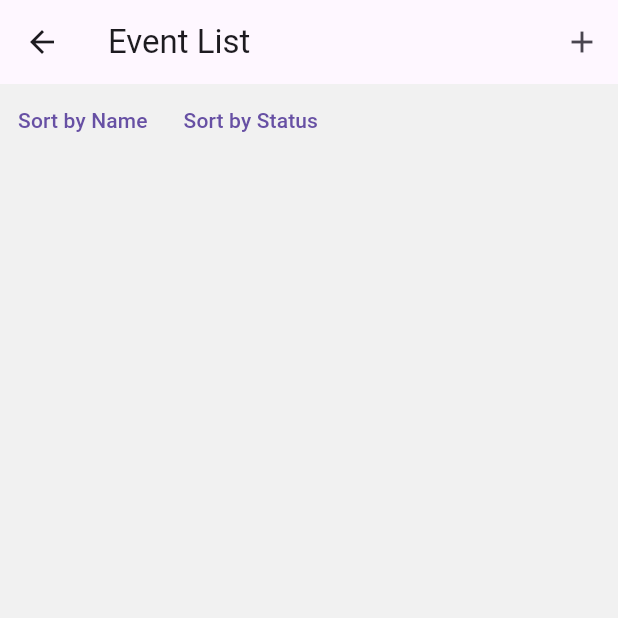
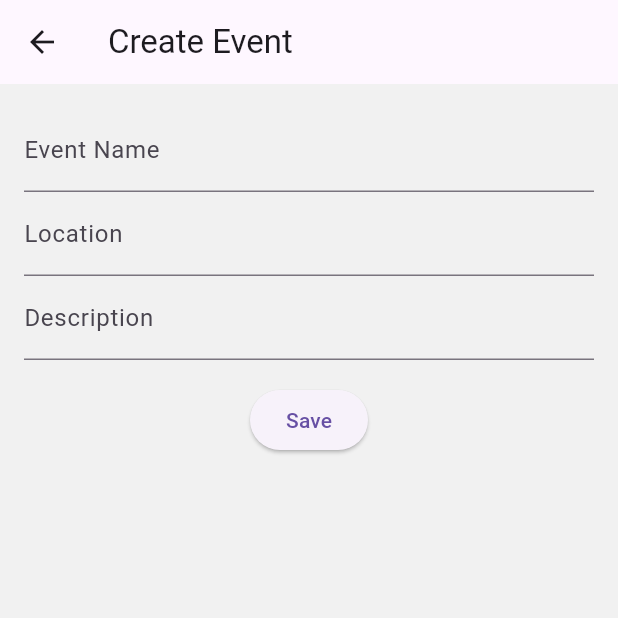
Before and after one commit to OsamaKhaled9/hediaty, a Flutter app: the EventListPage screen opened by its route, after a tap on the "add" icon, on a phone screen of 412 x 824 dp, the top half of it. Run offline on Flutter 3.47's test engine with Material 3 defaults, Android fonts, the phone set to English and light mode, and no system bars; our stand-ins replace cloud_firestore, firebase_auth, firebase_core, firebase_storage, font_awesome_flutter, image_picker and 3 more; accounts and stored records are empty.

Commit message:
Events Basic Functionality done.

```diff
--- /dev/null
+++ b/lib/controllers/event_controller.dart
@@ -0,0 +1,98 @@
+import 'package:cloud_firestore/cloud_firestore.dart';
+import 'package:hediaty/core/models/event.dart';
+import 'package:hediaty/core/models/gift.dart';
+import 'package:flutter/foundation.dart'; // Required for ChangeNotifier
+
+
+class EventController extends ChangeNotifier {
+  final FirebaseFirestore _firestore = FirebaseFirestore.instance;
+
+  // Fetch all events for a specific user
+ Stream<List<Event>> loadEvents(String userId) {
+  return _firestore
+      .collection('events')
+      .where('userId', isEqualTo: userId)
+      .snapshots()
+      .map((snapshot) {
+        return snapshot.docs.map((doc) {
+          // Pass both map and fallback id (Firestore doc.id)
+          return Event.fromMap(doc.data() as Map<String, dynamic>, doc.id);
+        }).toList();
+      });
+}
+
+
+  // Create a new event
+  Future<void> createEvent(Event event) async {
+  try {
+    await _firestore.collection('events').doc(event.id).set(event.toJson());
+    print("Event created successfully");
+  } catch (e) {
+    print("Error creating event: $e");
+  }
+}
+
+
+  // Update an existing event
+  Future<void> updateEvent(Event event) async {
+  try {
+    await _firestore.collection('events').doc(event.id).update(event.toJson());
+    print("Event updated successfully");
+  } catch (e) {
+    print("Error updating event: $e");
+  }
+}
+
+
+  // Delete an event
+  Future<void> deleteEvent(String eventId) async {
+    await _firestore.collection('events').doc(eventId).delete();
+  }
+
+  Stream<Event?> getEventStream(String eventId) {
+  return _firestore
+      .collection('events')
+      .doc(eventId)
+      .snapshots()
+      .map((doc) {
+        if (!doc.exists) {
+          print("Firestore: Document with ID $eventId does not exist.");
+          return null;
+        }
+
+        final data = doc.data();
+        print("Document data: $data"); // Debugging output
+
+        if (data == null) {
+          print("Firestore: Document data is null for ID $eventId");
+          return null;
+        }
+
+        try {
+          // Use the 'id' field inside the document, fallback to Firestore doc.id
+          final eventIdFromData = data['id'] ?? doc.id;
+          return Event.fromMap(data as Map<String, dynamic>, eventIdFromData);
+        } catch (e) {
+          print("Error parsing Event data: $e");
+          return null;
+        }
+      });
+}
+
+
+
+
+Stream<List<Gift>> getGiftsStream(String eventId) {
+  return _firestore
+      .collection('gifts')
+      .where('eventId', isEqualTo: eventId)
+      .snapshots()
+      .map((snapshot) {
+    return snapshot.docs.map((doc) {
+      return Gift.fromMap(doc.data() as Map<String, dynamic>);
+    }).toList();
+  });
+}
+
+
+}
--- /dev/null
+++ b/lib/core/models/event.dart
@@ -0,0 +1,46 @@
+class Event {
+  final String id;
+  final String userId;
+  final String name;
+  final DateTime date;
+  final String location;
+  final String description;
+
+  Event({
+    required this.id,
+    required this.userId,
+    required this.name,
+    required this.date,
+    required this.location,
+    required this.description,
+  });
+
+  // Convert to Map (Firestore format)
+  Map<String, dynamic> toJson() {
+    return {
+      'id': id,
+      'userId': userId,
+      'name': name,
+      'date': date.toIso8601String(),
+      'location': location,
+      'description': description,
+    };
+  }
+
+  // Safely convert from Firestore Map
+ factory Event.fromMap(Map<String, dynamic> map, String fallbackId) {
+  return Event(
+    id: map['id'] as String? ?? fallbackId,
+    userId: map['userId'] as String? ?? '',
+    name: map['name'] as String? ?? '',
+    date: map['date'] != null
+        ? DateTime.parse(map['date'] as String)
+        : DateTime.now(),
+    location: map['location'] as String? ?? 'Unknown location',
+    description: map['description'] as String? ?? '',
+  );
+}
+
+
+
+}
--- /dev/null
+++ b/lib/core/models/gift.dart
@@ -0,0 +1,82 @@
+import 'package:cloud_firestore/cloud_firestore.dart';
+
+class Gift {
+  final String id;
+  final String name;
+  final String description;
+  final String category;
+  final double price;
+  final String status; // Status like 'Available', 'Pledged', 'Purchased', etc.
+  final String eventId;
+
+  Gift({
+    required this.id,
+    required this.name,
+    required this.description,
+    required this.category,
+    required this.price,
+    required this.status,
+    required this.eventId,
+  });
+
+  // Convert Gift object to Map for Firestore or local database storage
+  Map<String, dynamic> toMap() {
+    return {
+      'id': id,
+      'name': name,
+      'description': description,
+      'category': category,
+      'price': price,
+      'status': status,
+      'eventId': eventId,
+    };
+  }
+
+  // Convert Map to Gift object for fetching from Firestore or local database
+  factory Gift.fromMap(Map<String, dynamic> map) {
+    return Gift(
+      id: map['id'] ?? '',
+      name: map['name'] ?? '',
+      description: map['description'] ?? '',
+      category: map['category'] ?? '',
+      price: map['price']?.toDouble() ?? 0.0,
+      status: map['status'] ?? 'Available',
+      eventId: map['eventId'] ?? '',
+    );
+  }
+
+  // Create Gift object from Firestore DocumentSnapshot
+  factory Gift.fromFirestore(DocumentSnapshot<Map<String, dynamic>> doc) {
+    final data = doc.data()!;
+    return Gift(
+      id: doc.id,
+      name: data['name'] ?? '',
+      description: data['description'] ?? '',
+      category: data['category'] ?? '',
+      price: (data['price'] as num?)?.toDouble() ?? 0.0,
+      status: data['status'] ?? 'Available',
+      eventId: data['eventId'] ?? '',
+    );
+  }
+
+  // Create a copy of the Gift object with updated fields
+  Gift copyWith({
+    String? id,
+    String? name,
+    String? description,
+    String? category,
+    double? price,
+    String? status,
+    String? eventId,
+  }) {
+    return Gift(
+      id: id ?? this.id,
+      name: name ?? this.name,
+      description: description ?? this.description,
+      category: category ?? this.category,
+      price: price ?? this.price,
+      status: status ?? this.status,
+      eventId: eventId ?? this.eventId,
+    );
+  }
+}
--- a/lib/main.dart
+++ b/lib/main.dart
@@ -7,14 +7,17 @@ import 'package:hediaty/screens/auth/landing_page.dart';
 import 'package:hediaty/screens/auth/login_page.dart';
 import 'package:hediaty/screens/home_page.dart';
 import 'package:hediaty/screens/event_list_page.dart';
+import 'package:hediaty/screens/event_details_page.dart';
 import 'package:hediaty/screens/gift_list_page.dart';
 import 'package:hediaty/screens/profile_page.dart';
 import 'package:hediaty/screens/edit_profile_details.dart';
+import 'package:hediaty/screens/create_edit_event_page.dart';
 import 'package:hediaty/screens/create_event_page.dart';
 import 'package:sqflite_common_ffi/sqflite_ffi.dart';
 import 'package:provider/provider.dart';
 import 'package:hediaty/controllers/home_controller.dart';
 import 'package:hediaty/controllers/user_controller.dart';
+import 'package:hediaty/controllers/event_controller.dart';
 import 'package:firebase_auth/firebase_auth.dart';
 import 'package:hediaty/core/models/user.dart';
 void main() async {
@@ -42,6 +45,8 @@ class MyApp extends StatelessWidget {
       providers: [
         ChangeNotifierProvider(create: (_) => HomeController()),
         ChangeNotifierProvider(create: (_) => UserController()),
+        ChangeNotifierProvider(create: (_) => EventController()), // Add EventController here
+
       ],
       child: MaterialApp(
         title: 'Hediaty',
@@ -74,12 +79,17 @@ class MyApp extends StatelessWidget {
             }
             return ProfilePage(userId: userId);
           },
-          '/event_list': (context) => EventListPage(),
+          '/event_list': (context) => EventListPage(), // Accessible here
           '/gift_list': (context) => GiftListPage(eventId: 1), // Replace 1 with dynamic data
           '/edit_profile_details': (context) {
               final user currentUser = ModalRoute.of(context)?.settings.arguments as user;
               return EditProfileDetails(currentUser: currentUser);
             },
+             //'/event_list': (context) => EventListPage(),
+             '/create_edit_event': (context) => CreateEditEventPage(),
+             '/event_details': (context) => EventDetailsPage(
+        eventId: ModalRoute.of(context)!.settings.arguments as String,
+      ),
         },
       ),
     );
--- /dev/null
+++ b/lib/screens/create_edit_event_page.dart
@@ -0,0 +1,100 @@
+import 'package:flutter/material.dart';
+import 'package:hediaty/controllers/event_controller.dart';
+import 'package:hediaty/core/models/event.dart';
+import 'package:provider/provider.dart';
+import 'package:firebase_auth/firebase_auth.dart';
+import 'package:cloud_firestore/cloud_firestore.dart';
+
+class CreateEditEventPage extends StatefulWidget {
+  final Event? event;
+
+  const CreateEditEventPage({Key? key, this.event}) : super(key: key);
+
+  @override
+  _CreateEditEventPageState createState() => _CreateEditEventPageState();
+}
+
+class _CreateEditEventPageState extends State<CreateEditEventPage> {
+  final _formKey = GlobalKey<FormState>();
+  late String name;
+  late DateTime date;
+  late String location;
+  late String description;
+
+  @override
+  void initState() {
+    super.initState();
+    name = widget.event?.name ?? '';
+    date = widget.event?.date ?? DateTime.now();
+    location = widget.event?.location ?? '';
+    description = widget.event?.description ?? '';
+  }
+
+  void _saveEvent() async {
+  if (_formKey.currentState!.validate()) {
+    _formKey.currentState!.save();
+
+    final eventController = Provider.of<EventController>(context, listen: false);
+
+    // Use the same ID for both Firestore document ID and the event's 'id' field
+    final eventId = widget.event?.id ?? FirebaseFirestore.instance.collection('events').doc().id;
+
+    final event = Event(
+      id: eventId, // Set the Firestore document ID here
+      userId: FirebaseAuth.instance.currentUser!.uid,
+      name: name,
+      date: date,
+      location: location,
+      description: description,
+    );
+
+    if (widget.event == null) {
+      await eventController.createEvent(event);
+    } else {
+      await eventController.updateEvent(event);
+    }
+
+    Navigator.pop(context);
+  }
+}
+
+  @override
+  Widget build(BuildContext context) {
+    return Scaffold(
+      appBar: AppBar(
+        title: Text(widget.event == null ? "Create Event" : "Edit Event"),
+      ),
+      body: Padding(
+        padding: const EdgeInsets.all(16.0),
+        child: Form(
+          key: _formKey,
+          child: Column(
+            children: [
+              TextFormField(
+                initialValue: name,
+                decoration: InputDecoration(labelText: "Event Name"),
+                onSaved: (value) => name = value!,
+                validator: (value) => value!.isEmpty ? "Name is required" : null,
+              ),
+              TextFormField(
+                initialValue: location,
+                decoration: InputDecoration(labelText: "Location"),
+                onSaved: (value) => location = value!,
+              ),
+              TextFormField(
+                initialValue: description,
+                decoration: InputDecoration(labelText: "Description"),
+                onSaved: (value) => description = value!,
+              ),
+              SizedBox(height: 16),
+              ElevatedButton(
+                onPressed: _saveEvent,
+                child: Text("Save"),
+              ),
+            ],
+          ),
+        ),
+      ),
+    );
+  }
+}
--- a/lib/screens/event_list_page.dart
+++ b/lib/screens/event_list_page.dart
@@ -1,106 +1,75 @@
 import 'package:flutter/material.dart';
-import 'package:hediaty/db/database_helper.dart';
-import 'event_details_page.dart'; // For navigating to event details
+import 'package:provider/provider.dart';
+import 'package:hediaty/controllers/event_controller.dart';
+import 'package:hediaty/core/models/event.dart';
+import 'package:firebase_auth/firebase_auth.dart';
 
-class EventListPage extends StatefulWidget {
-  const EventListPage({super.key});
-
-  @override
-  _EventListPageState createState() => _EventListPageState();
-}
-
-class _EventListPageState extends State<EventListPage> {
-  List<Map<String, dynamic>> _events = [];
-
-  @override
-  void initState() {
-    super.initState();
-    _loadEvents();
-  }
-
-  // Load all events from the database
-  _loadEvents() async {
-    final events = await DatabaseHelper.instance.queryAllEvents();
-    setState(() {
-      _events = events;
-    });
-  }
-
-  // Sort events based on name, category, or status
-  _sortEvents(String criteria) {
-    setState(() {
-      _events.sort((a, b) {
-        if (criteria == 'name') {
-          return a['name'].compareTo(b['name']);
-        } else if (criteria == 'status') {
-          return a['status'].compareTo(b['status']);
-        }
-        return 0;
-      });
-    });
-  }
-
-  // Delete event
-  _deleteEvent(int eventId) async {
-    await DatabaseHelper.instance.deleteEvent(eventId);
-    _loadEvents();
-  }
-
+class EventListPage extends StatelessWidget {
   @override
   Widget build(BuildContext context) {
+    final eventController = Provider.of<EventController>(context, listen: false);
+
+    final String userId = FirebaseAuth.instance.currentUser!.uid;
+
     return Scaffold(
       appBar: AppBar(
-        title: const Text('Event List'),
+        title: Text("My Events"),
         actions: [
-          IconButton(
-            icon: const Icon(Icons.add),
-            onPressed: () {
-              Navigator.pushNamed(context, '/create_event');
+          PopupMenuButton<String>(
+            onSelected: (value) {
+              // Add sorting logic here
             },
+            itemBuilder: (context) => [
+              PopupMenuItem(value: "Name", child: Text("Sort by Name")),
+              PopupMenuItem(value: "Date", child: Text("Sort by Date")),
+            ],
           ),
         ],
       ),
-      body: Column(
-        children: [
-          // Sort buttons
-          Row(
-            children: [
-              TextButton(
-                onPressed: () => _sortEvents('name'),
-                child: const Text('Sort by Name'),
+      body: StreamBuilder<List<Event>>(
+        stream: eventController.loadEvents(userId),
+        builder: (context, snapshot) {
+          if (snapshot.connectionState == ConnectionState.waiting) {
+            return Center(child: CircularProgressIndicator());
+          }
+
+          if (snapshot.hasError) {
+            return Center(child: Text("Error: ${snapshot.error}"));
+          }
+
+          List<Event> events = snapshot.data ?? [];
+
+          if (events.isEmpty) {
+            return Center(child: Text("No events found. Tap + to create one."));
+          }
+
+          return ListView.builder(
+            itemCount: events.length,
+            itemBuilder: (context, index) {
+              final event = events[index];
+              return ListTile(
+                title: Text(event.name),
+                subtitle: Text(
+                  "${event.location} - ${event.date.toLocal().toString().split(' ')[0]}",
                 ),
-              TextButton(
-                onPressed: () => _sortEvents('status'),
-                child: const Text('Sort by Status'),
-              ),
-            ],
-          ),
-          // Event list
-          Expanded(
-            child: ListView.builder(
-              itemCount: _events.length,
-              itemBuilder: (context, index) {
-                var event = _events[index];
-                return ListTile(
-                  title: Text(event['name']),
-                  subtitle: Text('Status: ${event['status']}'),
+                trailing: Icon(Icons.arrow_forward),
                 onTap: () {
-                    Navigator.push(
+                  Navigator.pushNamed(
                     context,
-                      MaterialPageRoute(
-                        builder: (context) => EventDetailsPage(eventId: event['id']),
-                      ),
+                    '/event_details',
+                    arguments: event.id, // Pass eventId as a String
                   );
                 },
-                  trailing: IconButton(
-                    icon: const Icon(Icons.delete),
-                    onPressed: () => _deleteEvent(event['id']),
-                  ),
+              );
+            },
           );
         },
       ),
-          ),
-        ],
+      floatingActionButton: FloatingActionButton(
+        onPressed: () {
+          Navigator.pushNamed(context, '/create_edit_event');
+        },
+        child: Icon(Icons.add),
       ),
     );
   }
--- a/lib/screens/profile_page.dart
+++ b/lib/screens/profile_page.dart
@@ -111,7 +111,7 @@ class _ProfilePageState extends State<ProfilePage> {
                 leading: Icon(Icons.event),
                 title: Text("My Events"),
                 onTap: () {
-                  Navigator.pushNamed(context, '/events');
+                  Navigator.pushNamed(context, '/event_list');
                 },
               ),
               ListTile(
--- a/lib/widgets/footer.dart
+++ b/lib/widgets/footer.dart
@@ -79,7 +79,7 @@ class _FooterState extends State<Footer> with SingleTickerProviderStateMixin {
           icon: GestureDetector(
             onTap: () {
               _playButtonAnimation();
-              Navigator.pushNamed(context, '/events');
+              Navigator.pushNamed(context, '/event_list');
             },
             child: AnimatedBuilder(
               animation: _buttonScaleAnimation,
```
Also changed, not shown: lib/screens/event_details_page.dart (+89 -70 lines), lib/services/database_service.dart (+27 -0 lines), lib/services/firebase_service.dart (+33 -0 lines). Lines whose indentation alone changed are shown as unchanged.
